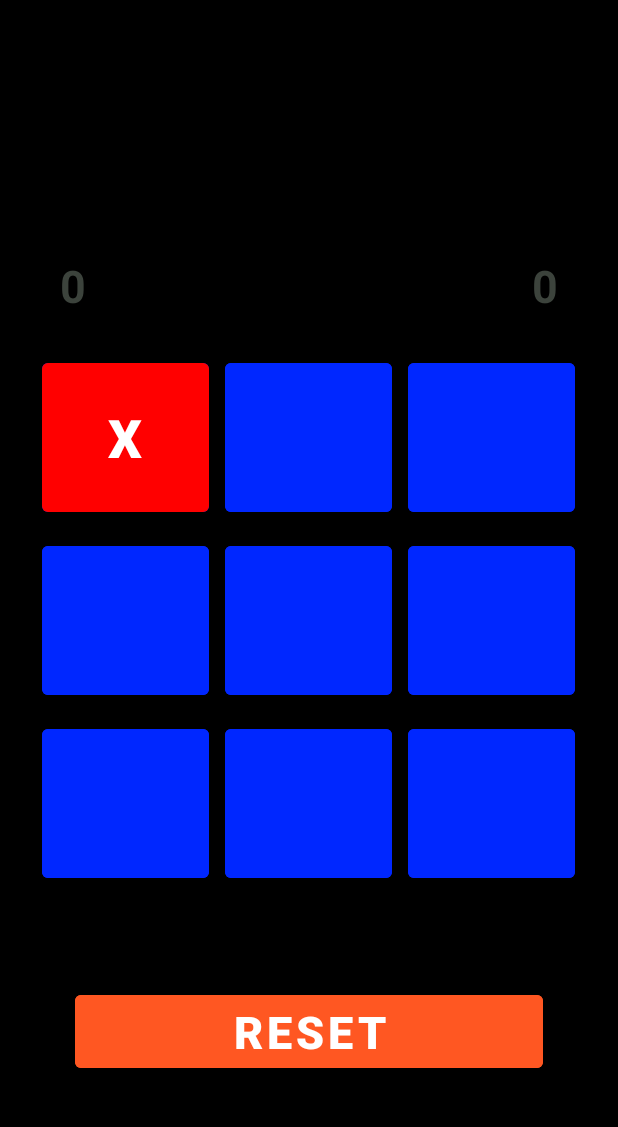
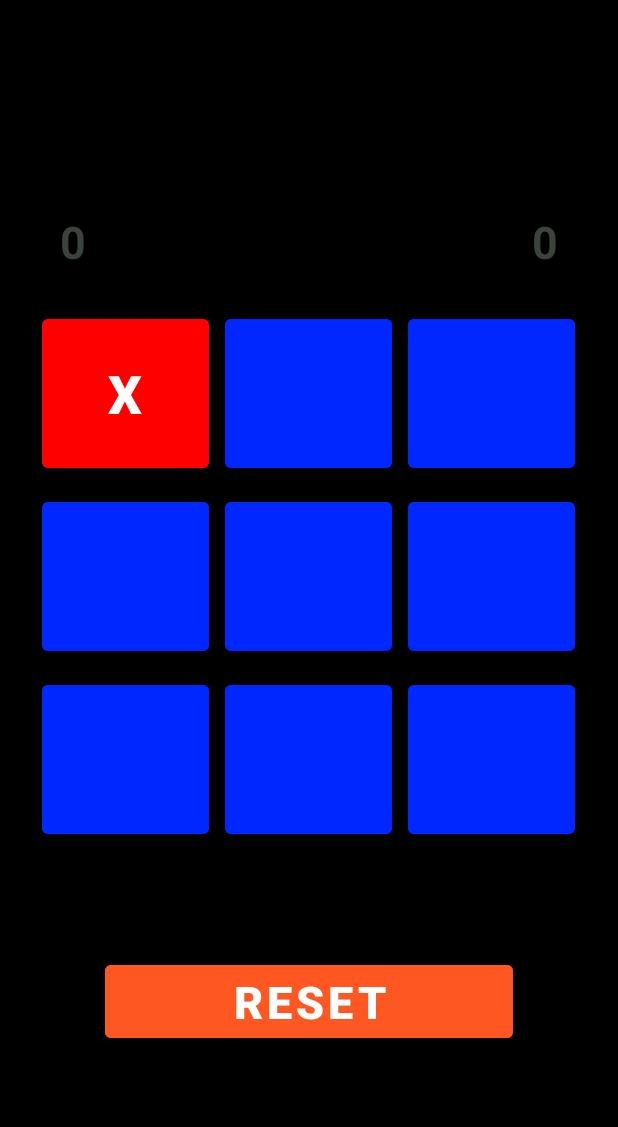
Before and after one commit to RagindaBijo/TicTacToe, an Android app: the first screen opened directly, with no data from a screen before it, after a tap on an icon or button, on a phone screen of 412 x 824 dp, the part 84-1211 px from its top. Run offline under Robolectric (Android 15) with nearby library versions, the phone set to English and light mode, and no system bars.

Commit message:
second Commit

```diff
--- a/app/src/main/java/com/example/shualeduridaigi/first.kt
+++ b/app/src/main/java/com/example/shualeduridaigi/first.kt
@@ -14,6 +14,18 @@ import android.widget.Toast
 
 
 class first : AppCompatActivity(),View.OnClickListener{
+
+    // Pixel_3a
+    // Pixel_3a
+    // Pixel_3a
+    // Pixel_3a
+    // Pixel_3a
+    // Pixel_3a
+    // Pixel_3a
+    // Pixel_3a
+
+
+
     private lateinit var btn1:Button
     private lateinit var btn2:Button
     private lateinit var btn3:Button
@@ -71,7 +83,7 @@ class first : AppCompatActivity(),View.OnClickListener{
         btn8 = findViewById(R.id.button8)
         btn9 = findViewById(R.id.button9)
         resetButton=findViewById(R.id.button10)
-        textView1=findViewById(R.id.textview1)
+
 
 
         val resultFirst=intent.extras?.getString("firstPlayer")
--- a/app/src/main/res/layout/activity_first.xml
+++ b/app/src/main/res/layout/activity_first.xml
@@ -234,18 +234,7 @@
 
 
 
-    <TextView
-        android:id="@+id/textview1"
-        android:layout_height="wrap_content"
-        android:layout_width="wrap_content"
-        android:layout_marginTop="10dp"
-        android:layout_marginBottom="-40dp"
-        android:textColor="@color/white"
-        android:text=""
-        android:textStyle="bold"
-        android:textSize="30dp"
-        android:layout_gravity="center"
-        android:gravity="center"/>
+
 
 
 
@@ -256,7 +245,7 @@
         android:layout_height="wrap_content"
         android:backgroundTint="@color/orange"
         android:text="Reset"
-        android:layout_margin="50dp"
+        android:layout_margin="70dp"
         android:textSize="30dp"
         android:textStyle="bold"
         app:layout_constraintEnd_toEndOf="parent"
--- a/app/src/main/res/layout/activity_main.xml
+++ b/app/src/main/res/layout/activity_main.xml
@@ -13,7 +13,7 @@
         android:id="@+id/linearLayout"
         android:layout_width="wrap_content"
         android:layout_height="wrap_content"
-        android:layout_marginTop="100dp"
+        android:layout_marginTop="70dp"
         android:orientation="horizontal"
         app:layout_constraintEnd_toEndOf="parent"
         app:layout_constraintStart_toStartOf="parent"
@@ -99,7 +99,7 @@
         android:id="@+id/linearLayout3"
         android:layout_width="wrap_content"
         android:layout_height="wrap_content"
-        android:layout_marginTop="50dp"
+        android:layout_marginTop="40dp"
         android:orientation="vertical"
         app:layout_constraintEnd_toEndOf="parent"
         app:layout_constraintStart_toStartOf="parent"
@@ -176,7 +176,7 @@
         android:id="@+id/myButton"
         android:layout_width="wrap_content"
         android:layout_height="wrap_content"
-        android:layout_marginTop="40dp"
+        android:layout_marginTop="30dp"
         android:backgroundTint="@color/orange"
         android:text="Start"
         android:textColor="@color/white"
```
Also changed, not shown: app/src/main/java/com/example/shualeduridaigi/LastActivity.kt (+14 -0 lines), app/src/main/java/com/example/shualeduridaigi/MainActivity.kt (+11 -0 lines), app/src/main/res/layout/activity_last.xml (+5 -5 lines).
